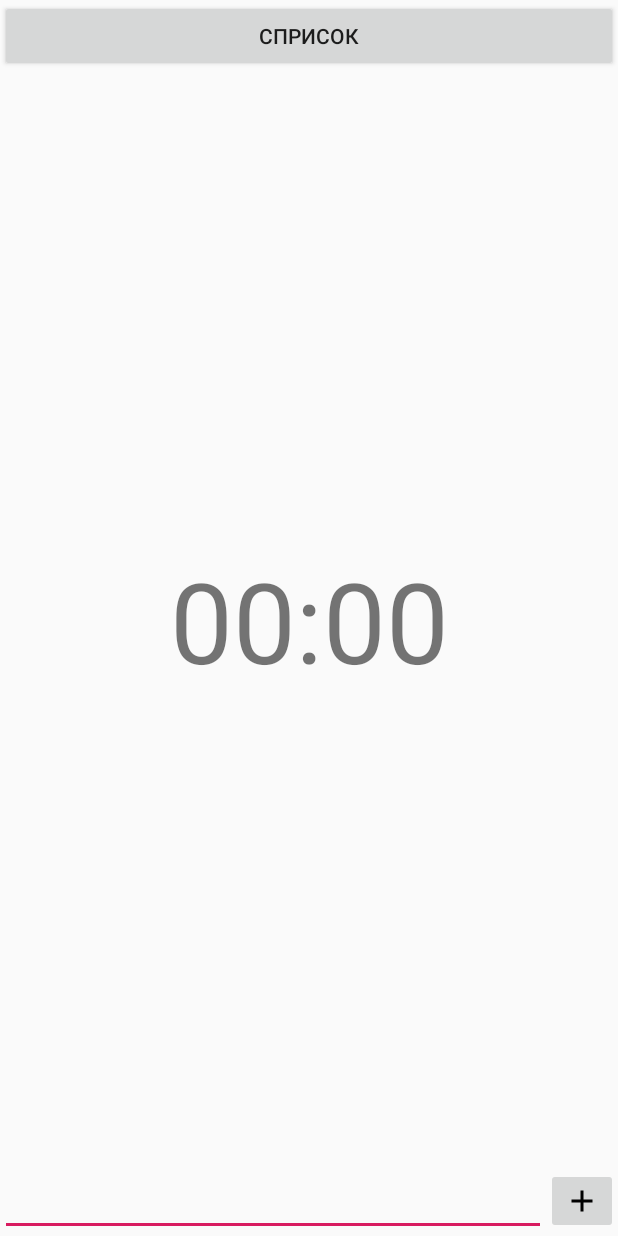
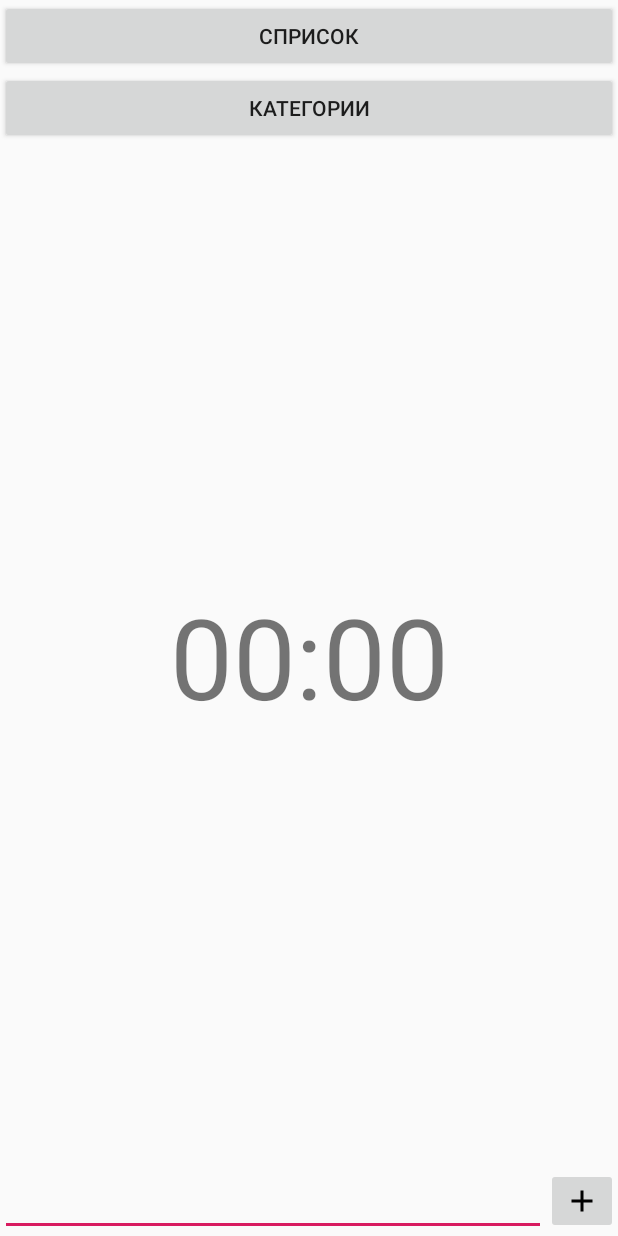
Before and after one commit to akorobeynikov/kotime, an Android app: the layout fragment_timer.xml on its own in the app's theme, with its tools: preview values and no code run, on a phone screen of 412 x 824 dp. Run offline under Robolectric (Android 15) with nearby library versions, the phone set to English and light mode, and no system bars.

Commit message:
заготовка для экрана категорий

```diff
--- a/app/src/main/java/ru/softstone/kotime/presentation/FragmentBuilder.kt
+++ b/app/src/main/java/ru/softstone/kotime/presentation/FragmentBuilder.kt
@@ -2,6 +2,8 @@ package ru.softstone.kotime.presentation
 
 import dagger.Module
 import dagger.android.ContributesAndroidInjector
+import ru.softstone.kotime.presentation.category.CategoryFragment
+import ru.softstone.kotime.presentation.category.CategoryModule
 import ru.softstone.kotime.presentation.log.LogFragment
 import ru.softstone.kotime.presentation.log.LogModule
 import ru.softstone.kotime.presentation.splash.SplashFragment
@@ -19,4 +21,7 @@ abstract class FragmentBuilder {
 
     @ContributesAndroidInjector(modules = [LogModule::class])
     internal abstract fun bindLogFragment(): LogFragment
+
+    @ContributesAndroidInjector(modules = [CategoryModule::class])
+    internal abstract fun bindCategoryFragment(): CategoryFragment
 }
--- a/app/src/main/java/ru/softstone/kotime/presentation/Navigator.kt
+++ b/app/src/main/java/ru/softstone/kotime/presentation/Navigator.kt
@@ -4,6 +4,7 @@ import android.app.Activity
 import androidx.fragment.app.Fragment
 import androidx.fragment.app.FragmentManager
 import ru.softstone.kotime.architecture.presentation.BaseNavigator
+import ru.softstone.kotime.presentation.category.CategoryFragment
 import ru.softstone.kotime.presentation.log.LogFragment
 import ru.softstone.kotime.presentation.splash.SplashFragment
 import ru.softstone.kotime.presentation.timer.TimerFragment
@@ -15,6 +16,7 @@ class Navigator(activity: Activity, containerId: Int, fragmentManager: FragmentM
         SPLASH_SCREEN -> SplashFragment.newInstance()
         TIMER_SCREEN -> TimerFragment.newInstance()
         LOG_SCREEN -> LogFragment.newInstance()
+        CATEGORY_SCREEN -> CategoryFragment.newInstance()
         else -> throw IllegalStateException("Unknown screenKey: $screenKey")
     }
 }
--- a/app/src/main/java/ru/softstone/kotime/presentation/Screens.kt
+++ b/app/src/main/java/ru/softstone/kotime/presentation/Screens.kt
@@ -3,3 +3,4 @@ package ru.softstone.kotime.presentation
 const val SPLASH_SCREEN = "SPLASH_SCREEN"
 const val TIMER_SCREEN = "TIMER_SCREEN"
 const val LOG_SCREEN = "LOG_SCREEN"
+const val CATEGORY_SCREEN = "CATEGORY_SCREEN"
--- /dev/null
+++ b/app/src/main/java/ru/softstone/kotime/presentation/category/CategoryView.kt
@@ -0,0 +1,5 @@
+package ru.softstone.kotime.presentation.category
+
+import ru.softstone.kotime.architecture.presentation.BaseView
+
+interface CategoryView : BaseView
--- a/app/src/main/java/ru/softstone/kotime/presentation/timer/TimerFragment.kt
+++ b/app/src/main/java/ru/softstone/kotime/presentation/timer/TimerFragment.kt
@@ -35,6 +35,7 @@ class TimerFragment : BaseFragment<TimerPresenter>(), TimerView {
     override fun onViewCreated(view: View, savedInstanceState: Bundle?) {
         super.onViewCreated(view, savedInstanceState)
         show_logs_button.setOnClickListener { presenter.onShowLogsClick() }
+        show_categories_button.setOnClickListener { presenter.onShowCategoriesClick() }
 
         description_field.setAdapter(adapter)
         adapter.setData(listOf("one", "two", "three", "four", "five", "six", "seven", "eight", "nine", "ten"))
--- a/app/src/main/java/ru/softstone/kotime/presentation/timer/TimerPresenter.kt
+++ b/app/src/main/java/ru/softstone/kotime/presentation/timer/TimerPresenter.kt
@@ -7,6 +7,7 @@ import ru.softstone.kotime.architecture.domain.Logger
 import ru.softstone.kotime.architecture.presentation.BasePresenter
 import ru.softstone.kotime.domain.action.ActionInteractor
 import ru.softstone.kotime.domain.category.model.Category
+import ru.softstone.kotime.presentation.CATEGORY_SCREEN
 import ru.softstone.kotime.presentation.LOG_SCREEN
 import ru.terrakok.cicerone.Router
 import java.util.concurrent.TimeUnit
@@ -52,4 +53,8 @@ class TimerPresenter @Inject constructor(
                 )
         )
     }
+
+    fun onShowCategoriesClick() {
+        router.navigateTo(CATEGORY_SCREEN)
+    }
 }
--- a/app/src/main/res/layout/fragment_timer.xml
+++ b/app/src/main/res/layout/fragment_timer.xml
@@ -11,6 +11,12 @@
         android:layout_width="match_parent"
         android:layout_height="wrap_content"
         android:text="@string/show_logs_button_text" />
+
+    <Button
+        android:id="@+id/show_categories_button"
+        android:layout_width="match_parent"
+        android:layout_height="wrap_content"
+        android:text="@string/categories" />
 
     <Space
         android:layout_width="match_parent"
--- a/app/src/main/res/values/strings.xml
+++ b/app/src/main/res/values/strings.xml
@@ -1,4 +1,5 @@
 <resources>
     <string name="app_name">Kotime</string>
     <string name="show_logs_button_text">Сприсок</string>
+    <string name="categories">Категории</string>
 </resources>
```
Also changed, not shown: app/src/main/java/ru/softstone/kotime/presentation/category/CategoryFragment.kt (added, +36 -0 lines), app/src/main/java/ru/softstone/kotime/presentation/category/CategoryModule.kt (added, +7 -0 lines), app/src/main/java/ru/softstone/kotime/presentation/category/CategoryPresenter.kt (added, +8 -0 lines), app/src/main/res/layout/fragment_category.xml (added, +12 -0 lines).
